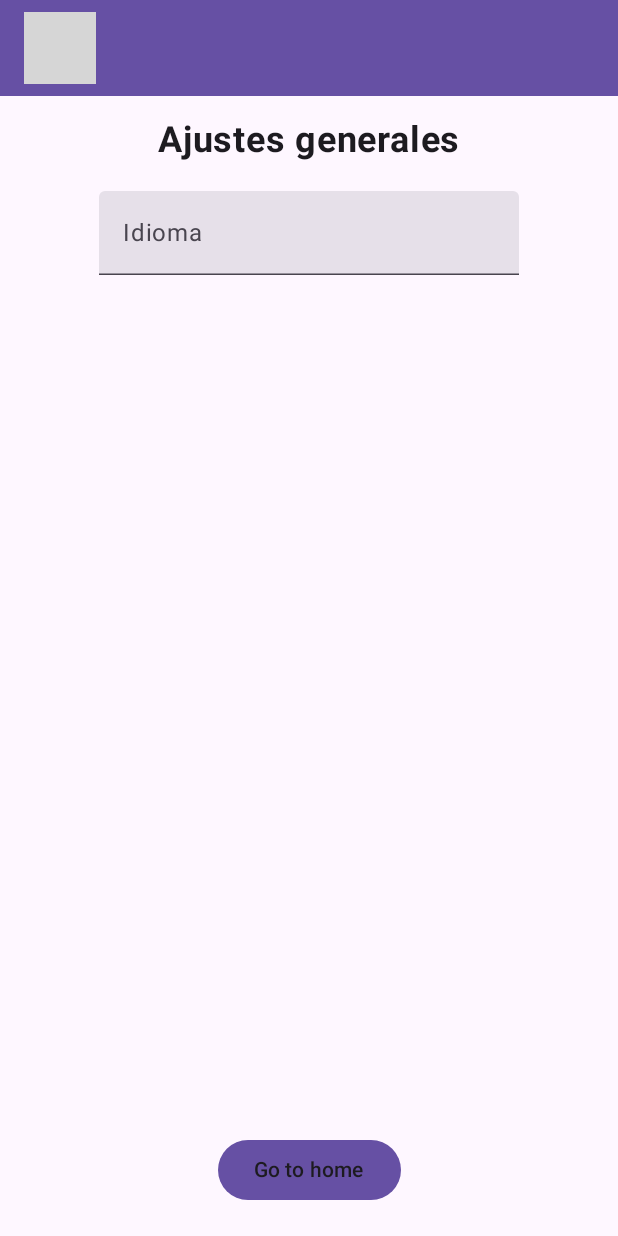
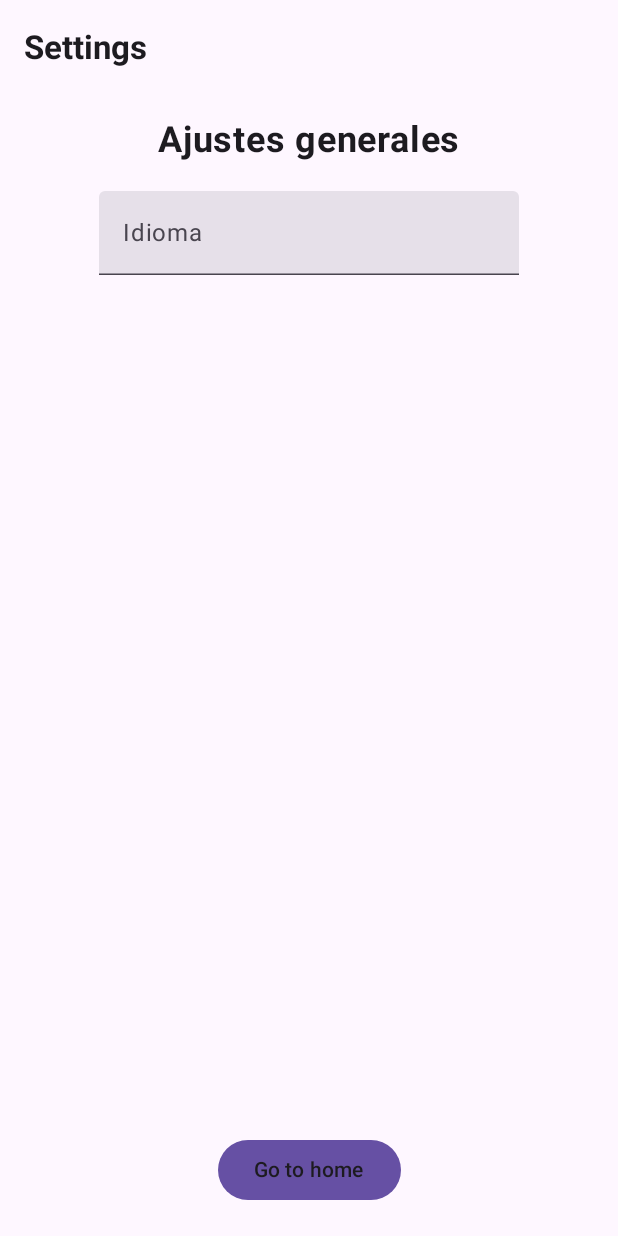
Before and after one commit to abel622215610-source/JuggerML_IA, an Android app built with Jetpack Compose: the HomeScreen screen opened through its navigation route, item 3 of the bottom bar chosen, on a phone screen of 412 x 824 dp. Run offline under Robolectric (Android 15) with nearby library versions, the phone set to English and light mode, and no system bars; our stand-ins replace Firebase (no records; nobody signed in at launch, a user with empty details on screens opened directly); 1 statement that could not run was skipped; grey boxes are pictures that could not be loaded.

Commit message:
Actualización de interfaz aplicación

```diff
--- a/Código_App/JuggerML_IA_GENERATIVA/app/src/main/java/ui/navigation/MainScreen.kt
+++ b/Código_App/JuggerML_IA_GENERATIVA/app/src/main/java/ui/navigation/MainScreen.kt
@@ -42,24 +42,10 @@ fun MainScreen() {
     }
 
     JuggerML_IA_GENERATIVATheme() {
-        Scaffold(topBar = {
-            // Barra superior fija que muestra el título de la pantalla actual
-            TopAppBar(
-                title = {
-                    Text(
-                        stringResource(tituloVentana),
-                        color = MaterialTheme.colorScheme.onBackground,
-                        fontWeight = FontWeight.Bold
-                    )
-                },
-                colors = TopAppBarDefaults.topAppBarColors(containerColor = MaterialTheme.colorScheme.primary)
-            )
-        }) { innerPadding ->
             // Contenedor de navegación (NavHost) que define las rutas y transiciones entre pantallas
             NavHost(
                 startDestination = startDestination,
-                navController = navController,
-                modifier = Modifier.padding(innerPadding)
+                navController = navController
             ) {
                 // Ruta de Inicio de Sesión (Login)
                 composable(Screen.Login.route) {
@@ -152,4 +138,3 @@ fun MainScreen() {
             }
         }
     }
-}
--- a/Código_App/JuggerML_IA_GENERATIVA/app/src/main/java/ui/screens/HomeScreen.kt
+++ b/Código_App/JuggerML_IA_GENERATIVA/app/src/main/java/ui/screens/HomeScreen.kt
@@ -5,6 +5,7 @@ import android.net.Uri
 import android.widget.Toast
 import androidx.compose.foundation.BorderStroke
 import androidx.compose.foundation.layout.*
+import androidx.compose.foundation.layout.Arrangement
 import androidx.compose.foundation.lazy.LazyColumn
 import androidx.compose.foundation.shape.CircleShape
 import androidx.compose.foundation.shape.RoundedCornerShape
@@ -20,6 +21,7 @@ import androidx.compose.ui.unit.dp
 import androidx.compose.ui.unit.sp
 import com.example.juggerml_ia_generativa.R
 
+@OptIn(ExperimentalMaterial3Api::class)
 @Composable
 fun HomeScreen(
     onLogout: () -> Unit = {},
@@ -30,63 +32,63 @@ fun HomeScreen(
     val url = "https://juggerliga.es/reglamento.php"
     val intentweb = Intent(Intent.ACTION_VIEW, Uri.parse(url))
 
-    // Estado para la barra de navegación inferior (0: Social, 1: Home, 2: Settings)
+    // 1. Declarado aquí arriba para que tanto el bottomBar como el contenido puedan usarlo
     var selectedTab by remember { mutableIntStateOf(1) }
 
     Scaffold(
+        topBar = {
+            TopAppBar(
+                title = {
+                    Row(modifier = Modifier.fillMaxWidth(), horizontalArrangement = Arrangement.SpaceBetween, verticalAlignment = Alignment.CenterVertically) {
+                        Text(
+                            stringResource(R.string.titulo_HomeScreen),
+                            color = MaterialTheme.colorScheme.onBackground,
+                            fontWeight = FontWeight.Bold
+                        )
+
+                        OutlinedButton(modifier = Modifier.padding(end = 15.dp). size((64.dp)),
+                            onClick = {
+                                Toast.makeText(context, "Por implementar", Toast.LENGTH_SHORT).show()
+                            },
+                            shape = CircleShape,
+                            contentPadding = PaddingValues(0.dp),
+                            border = BorderStroke(1.dp, MaterialTheme.colorScheme.outline)
+                        ) {
+                            Text(
+                                text = "Perfil",
+                                fontSize = 12.sp
+                            )
+                        }
+                    }
+                }
+            )
+        },
         bottomBar = {
             BottomNavigationBar(
                 selectedTab = selectedTab,
                 onTabSelected = { index ->
                     if (index == 0) {
-                        // Botón Social de la barra inferior
                         Toast.makeText(context, "Por implementar", Toast.LENGTH_SHORT).show()
                     } else {
                         selectedTab = index
                         when (index) {
                             1 -> { /* Ya estamos en Home */ }
-                            2 -> onSettings() // Conectado a ajustes
+                            2 -> onSettings()
                         }
                     }
                 }
             )
         }
-    ) { paddingValues ->
+    ) { innerPadding ->  // <-- Se eliminó el paréntesis extra que rompía el Scaffold
         Column(
             modifier = Modifier
                 .fillMaxSize()
-                .padding(paddingValues)
+                .padding(innerPadding)
                 .padding(horizontal = 24.dp, vertical = 16.dp)
         ) {
-            // 1. CABECERA: Título "Home" y botón circular "Perfil"
-            Row(
-                modifier = Modifier.fillMaxWidth(),
-                horizontalArrangement = Arrangement.SpaceBetween,
-                verticalAlignment = Alignment.CenterVertically
-            ) {
-                Text(
-                    text = "Home",
-                    fontSize = 32.sp,
-                    fontWeight = FontWeight.Bold
-                )
-
-                OutlinedButton(
-                    onClick = {Toast.makeText(context, "Por implementar", Toast.LENGTH_SHORT).show()},
-                    shape = CircleShape,
-                    modifier = Modifier.size(64.dp),
-                    contentPadding = PaddingValues(0.dp),
-                    border = BorderStroke(1.dp, MaterialTheme.colorScheme.outline)
-                ) {
-                    Text(
-                        text = "Perfil",
-                        fontSize = 12.sp
-                    )
-                }
-            }
-
             Spacer(modifier = Modifier.height(24.dp))
 
-            // 2. FILA DE ACCIONES RÁPIDAS (Aquí conectamos "Partidos" a onCreateMatch)
+            // 2. FILA DE ACCIONES RÁPIDAS
             Row(
                 modifier = Modifier.fillMaxWidth(),
                 horizontalArrangement = Arrangement.SpaceBetween
@@ -99,23 +101,27 @@ fun HomeScreen(
                 CircularMenuOption(
                     letter = "\uD83C\uDFC6",
                     label = "Ranking",
-                    onClick = {Toast.makeText(context, "Por implementar", Toast.LENGTH_SHORT).show()}
+                    onClick = {
+                        Toast.makeText(context, "Por implementar", Toast.LENGTH_SHORT).show()
+                    }
                 )
                 CircularMenuOption(
                     letter = "⚔\uFE0F",
                     label = "Partidos",
-                    onClick = onCreateMatch // <-- Conectado al botón de tu clase
+                    onClick = onCreateMatch
                 )
                 CircularMenuOption(
                     letter = "\uD83D\uDDE3\uFE0F\u200B",
                     label = "Clases",
-                    onClick = {Toast.makeText(context, "Por implementar", Toast.LENGTH_SHORT).show()}
+                    onClick = {
+                        Toast.makeText(context, "Por implementar", Toast.LENGTH_SHORT).show()
+                    }
                 )
             }
 
             Spacer(modifier = Modifier.height(24.dp))
 
-            // 3. CONTENEDOR CENTRAL: Eventos / Anuncios y enlace de reglamento opcional
+            // 3. CONTENEDOR CENTRAL: Eventos / Anuncios
             Surface(
                 modifier = Modifier
                     .fillMaxWidth()
@@ -166,7 +172,7 @@ fun HomeScreen(
 
             Spacer(modifier = Modifier.height(12.dp))
 
-            // Botón extra de Cerrar Sesión que tenías en la clase
+            // Botón de Cerrar Sesión
             Row(
                 modifier = Modifier.fillMaxWidth(),
                 horizontalArrangement = Arrangement.Center
--- a/Código_App/JuggerML_IA_GENERATIVA/app/src/main/java/ui/screens/MatchsScreen.kt
+++ b/Código_App/JuggerML_IA_GENERATIVA/app/src/main/java/ui/screens/MatchsScreen.kt
@@ -13,12 +13,14 @@ import androidx.compose.runtime.*
 import androidx.compose.ui.Alignment
 import androidx.compose.ui.Modifier
 import androidx.compose.ui.graphics.Color
+import androidx.compose.ui.res.stringResource
 import androidx.compose.ui.text.font.FontWeight
 import androidx.compose.ui.text.input.ImeAction
 import androidx.compose.ui.text.input.KeyboardCapitalization
 import androidx.compose.ui.unit.dp
 import androidx.lifecycle.compose.collectAsStateWithLifecycle
 import androidx.lifecycle.viewmodel.compose.viewModel
+import com.example.juggerml_ia_generativa.R
 import ui.Data.*
 import ui.viewmodel.MatchsViewModel
 import ui.Data.repository.*
@@ -52,7 +54,7 @@ fun MatchsScreen(
     Scaffold(
         topBar = {
             TopAppBar(
-                title = { Text("Crear partido", fontWeight = FontWeight.Bold) },
+                title = { Text(stringResource(R.string.crear_partido), fontWeight = FontWeight.Bold) },
                 navigationIcon = {
                     IconButton(onClick = onBack) {
                         Icon(Icons.AutoMirrored.Filled.ArrowBack, contentDescription = "Volver")
--- a/Código_App/JuggerML_IA_GENERATIVA/app/src/main/java/ui/screens/SettingsScreen.kt
+++ b/Código_App/JuggerML_IA_GENERATIVA/app/src/main/java/ui/screens/SettingsScreen.kt
@@ -6,9 +6,12 @@ import androidx.compose.foundation.layout.Row
 import androidx.compose.foundation.layout.fillMaxSize
 import androidx.compose.foundation.layout.padding
 import androidx.compose.material3.Button
+import androidx.compose.material3.ExperimentalMaterial3Api
 import androidx.compose.material3.MaterialTheme
+import androidx.compose.material3.Scaffold
 import androidx.compose.material3.Text
 import androidx.compose.material3.TextField
+import androidx.compose.material3.TopAppBar
 import androidx.compose.runtime.Composable
 import androidx.compose.runtime.getValue
 import androidx.compose.runtime.mutableStateOf
@@ -24,11 +27,26 @@ import androidx.compose.ui.unit.sp
 import com.example.juggerml_ia_generativa.R
 import com.example.juggerml_ia_generativa.ui.theme.JuggerML_IA_GENERATIVATheme
 
+@OptIn(ExperimentalMaterial3Api::class)
 @Preview(showBackground = true)
 @Composable
 fun SettingsScreen(onSettingsOut: () -> Unit = {}) {
     JuggerML_IA_GENERATIVATheme() {
-        Box(Modifier.fillMaxSize(), contentAlignment = Alignment.BottomCenter) {
+        Scaffold(
+            topBar = {
+                TopAppBar(
+                    title = {
+                        Text(
+                            stringResource(R.string.titulo_SettingsScreen),
+                            fontWeight = FontWeight.Bold
+                        )
+                    }
+                )
+            }) { innerPadding ->
+            Box(
+                Modifier.fillMaxSize(),
+                contentAlignment = Alignment.BottomCenter
+            ) {
                 Row(modifier = Modifier.padding(bottom = 20.dp)) {
                     Button(onClick = { onSettingsOut() }) {
                         Text(
@@ -40,7 +58,7 @@ fun SettingsScreen(onSettingsOut: () -> Unit = {}) {
 
             }
             Column(
-            modifier = Modifier.fillMaxSize(),
+                modifier = Modifier.fillMaxSize().padding(innerPadding),
                 horizontalAlignment = Alignment.CenterHorizontally
             ) {
 
@@ -63,3 +81,4 @@ fun SettingsScreen(onSettingsOut: () -> Unit = {}) {
             }
         }
     }
+}
--- a/Código_App/JuggerML_IA_GENERATIVA/app/src/main/res/values/strings.xml
+++ b/Código_App/JuggerML_IA_GENERATIVA/app/src/main/res/values/strings.xml
@@ -23,6 +23,7 @@
     <string name="Boton_SalirRegistrarCuenta">Return to login</string>
     <string name="Boton_onSettings">Settings</string>
     <string name="Title_MatchsScreen">Create a Match</string>
+    <string name="crear_partido">Create a Match</string>
 
 
 </resources>
```
Also changed, not shown: Código_App/JuggerML_IA_GENERATIVA/app/src/main/java/ui/screens/LoginScreen.kt (+28 -4 lines), Código_App/JuggerML_IA_GENERATIVA/app/src/main/java/ui/screens/RegisterScreen.kt (+15 -1 lines), 1 other file. Lines whose indentation alone changed are shown as unchanged.
